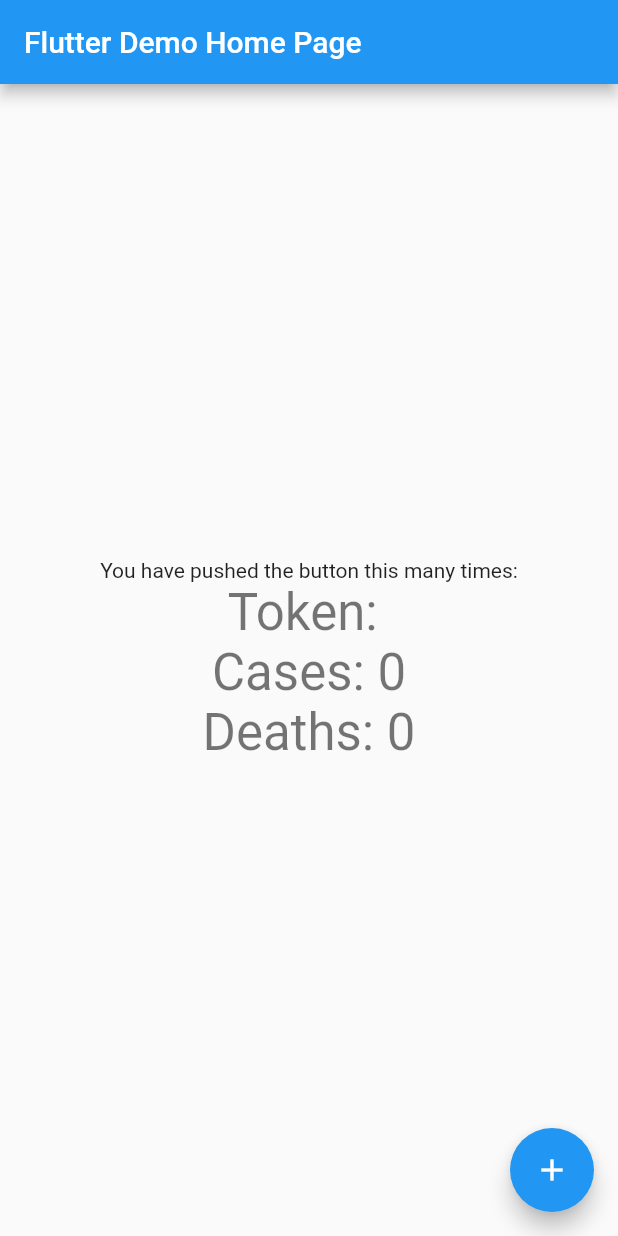
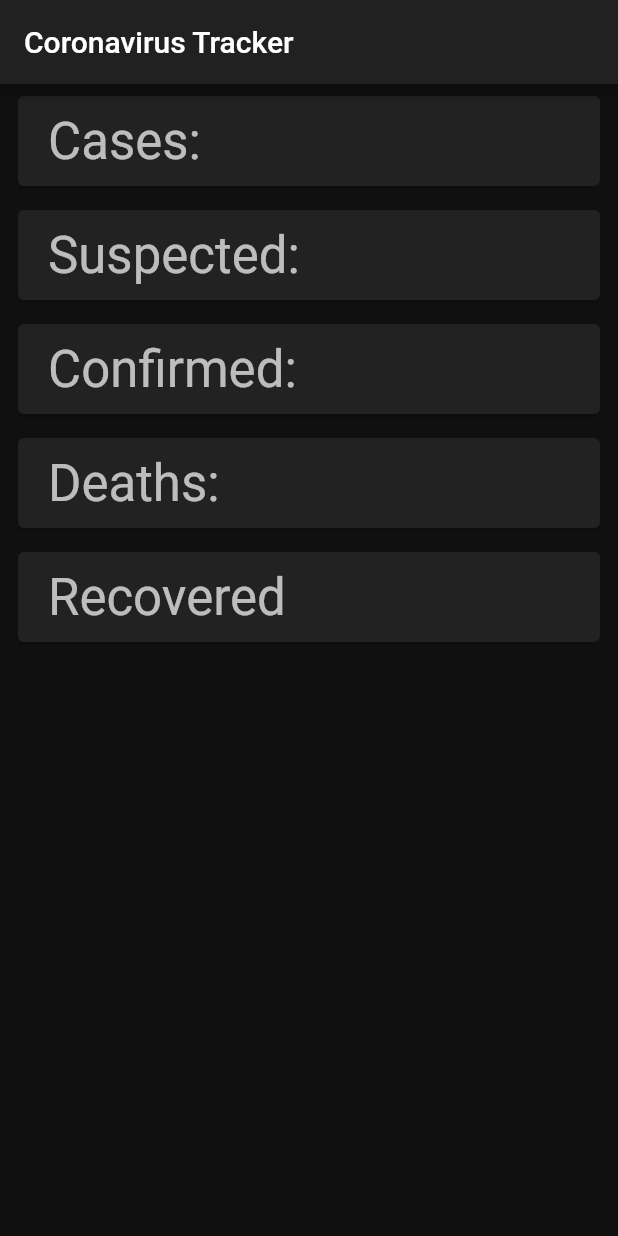
Before and after one commit to tunganh252/covid19Nta, a Flutter app: the screen it shows after launch, on a phone screen of 412 x 824 dp. Run offline on Flutter 3.47's test engine with Material 2 defaults, Android fonts, the phone set to English and light mode, and no system bars; network calls fail.

Commit message:
[implement] - style UI

```diff
--- a/lib/main.dart
+++ b/lib/main.dart
@@ -1,6 +1,9 @@
+import 'package:covid19nta/repository/data_repository.dart';
 import 'package:covid19nta/services/api.dart';
 import 'package:covid19nta/services/api_service.dart';
+import 'package:covid19nta/ui/dashboard.dart';
 import 'package:flutter/material.dart';
+import 'package:provider/provider.dart';
 
 void main() {
   runApp(MyApp());
@@ -10,123 +13,16 @@ class MyApp extends StatelessWidget {
   // This widget is the root of your application.
   @override
   Widget build(BuildContext context) {
-    return MaterialApp(
-      title: 'Flutter Demo',
-      theme: ThemeData(
-        // This is the theme of your application.
-        //
-        // Try running your application with "flutter run". You'll see the
-        // application has a blue toolbar. Then, without quitting the app, try
-        // changing the primarySwatch below to Colors.green and then invoke
-        // "hot reload" (press "r" in the console where you ran "flutter run",
-        // or simply save your changes to "hot reload" in a Flutter IDE).
-        // Notice that the counter didn't reset back to zero; the application
-        // is not restarted.
-        primarySwatch: Colors.blue,
+    return Provider<DataRepository>(
+      create: (_) => DataRepository(apiService: APIService(api: API.sandox())),
+      child: MaterialApp(
+        debugShowCheckedModeBanner: false,
+        title: 'Coronavirus Tracker',
+        theme: ThemeData.dark().copyWith(
+            scaffoldBackgroundColor: Color(0xFF101010),
+            cardColor: Color(0xFF222222)),
+        home: Dashboard(),
       ),
-      home: MyHomePage(title: 'Flutter Demo Home Page'),
     );
   }
 }
-
-class MyHomePage extends StatefulWidget {
-  MyHomePage({Key? key, required this.title}) : super(key: key);
-
-  // This widget is the home page of your application. It is stateful, meaning
-  // that it has a State object (defined below) that contains fields that affect
-  // how it looks.
-
-  // This class is the configuration for the state. It holds the values (in this
-  // case the title) provided by the parent (in this case the App widget) and
-  // used by the build method of the State. Fields in a Widget subclass are
-  // always marked "final".
-
-  final String title;
-
-  @override
-  _MyHomePageState createState() => _MyHomePageState();
-}
-
-class _MyHomePageState extends State<MyHomePage> {
-  String _accessToken = '';
-  int _cases = 0;
-  int _deaths = 0;
-
-  void _updateAccessToken() async {
-    final apiService = APIService(api: API.sandox());
-    final accessToken = await apiService.getAccessToken();
-    final cases = await apiService.getEndpointData(
-        accessToken: accessToken,
-        endpoint: Endpoint.cases,
-        responseJsonKey: "cases");
-    final deaths = await apiService.getEndpointData(
-        accessToken: accessToken, endpoint: Endpoint.deaths);
-    setState(() {
-      _accessToken = accessToken;
-      _cases = cases;
-      _deaths = deaths;
-    });
-  }
-
-  @override
-  Widget build(BuildContext context) {
-    // This method is rerun every time setState is called, for instance as done
-    // by the _incrementCounter method above.
-    //
-    // The Flutter framework has been optimized to make rerunning build methods
-    // fast, so that you can just rebuild anything that needs updating rather
-    // than having to individually change instances of widgets.
-    return Scaffold(
-      appBar: AppBar(
-        // Here we take the value from the MyHomePage object that was created by
-        // the App.build method, and use it to set our appbar title.
-        title: Text(widget.title),
-      ),
-      body: Center(
-        // Center is a layout widget. It takes a single child and positions it
-        // in the middle of the parent.
-        child: Column(
-          // Column is also a layout widget. It takes a list of children and
-          // arranges them vertically. By default, it sizes itself to fit its
-          // children horizontally, and tries to be as tall as its parent.
-          //
-          // Invoke "debug painting" (press "p" in the console, choose the
-          // "Toggle Debug Paint" action from the Flutter Inspector in Android
-          // Studio, or the "Toggle Debug Paint" command in Visual Studio Code)
-          // to see the wireframe for each widget.
-          //
-          // Column has various properties to control how it sizes itself and
-          // how it positions its children. Here we use mainAxisAlignment to
-          // center the children vertically; the main axis here is the vertical
-          // axis because Columns are vertical (the cross axis would be
-          // horizontal).
-          mainAxisAlignment: MainAxisAlignment.center,
-          children: <Widget>[
-            Text(
-              'You have pushed the button this many times:',
-            ),
-            Text(
-              'Token: $_accessToken',
-              style: Theme.of(context).textTheme.headline4,
-            ),
-            if (_cases != null)
-              Text(
-                "Cases: $_cases",
-                style: Theme.of(context).textTheme.headline4,
-              ),
-            if (_deaths != null)
-              Text(
-                "Deaths: $_deaths",
-                style: Theme.of(context).textTheme.headline4,
-              ),
-          ],
-        ),
-      ),
-      floatingActionButton: FloatingActionButton(
-        onPressed: _updateAccessToken,
-        tooltip: 'Increment',
-        child: Icon(Icons.add),
-      ), // This trailing comma makes auto-formatting nicer for build methods.
-    );
-  }
-}
--- /dev/null
+++ b/lib/repository/data_repository.dart
@@ -0,0 +1,31 @@
+import 'package:covid19nta/services/api.dart';
+import 'package:covid19nta/services/api_service.dart';
+import 'package:http/http.dart';
+
+class DataRepository {
+  DataRepository({required this.apiService});
+
+  final APIService apiService;
+
+  String _accessToken = "";
+
+  Future<int> getDataEndpoint(Endpoint endpoint,
+      {String responseJsonKey = "data"}) async {
+    try {
+      if (_accessToken.isEmpty) {
+        _accessToken = await apiService.getAccessToken();
+      }
+      return await apiService.getEndpointData(
+          accessToken: _accessToken,
+          endpoint: endpoint,
+          responseJsonKey: responseJsonKey);
+    } on Response catch (e) {
+      if (e.statusCode == 401) {
+        _accessToken = await apiService.getAccessToken();
+        return await apiService.getEndpointData(
+            accessToken: _accessToken, endpoint: endpoint);
+      }
+      rethrow;
+    }
+  }
+}
--- a/lib/services/api_service.dart
+++ b/lib/services/api_service.dart
@@ -47,7 +47,7 @@ class APIService {
       }
     }
     print(
-        "Request ${api.tokenUri()} failed\nResponse: ${response.statusCode} ${response.reasonPhrase}");
+        "Request ${api.endpointUri(endpoint)} failed\nResponse: ${response.statusCode} ${response.reasonPhrase}");
     throw response;
   }
 }
--- /dev/null
+++ b/lib/ui/dashboard.dart
@@ -0,0 +1,86 @@
+import 'package:covid19nta/repository/data_repository.dart';
+import 'package:covid19nta/services/api.dart';
+import 'package:flutter/material.dart';
+import 'package:provider/provider.dart';
+import 'enpoint_card.dart';
+
+class Dashboard extends StatefulWidget {
+  const Dashboard({Key? key}) : super(key: key);
+
+  @override
+  _DashboardState createState() => _DashboardState();
+}
+
+class _DashboardState extends State<Dashboard> {
+  int _cases = 0;
+  int _casesSuspected = 0;
+  int _casesConfirmed = 0;
+  int _deaths = 0;
+  int _recovered = 0;
+
+  @override
+  void initState() {
+    super.initState();
+    _update();
+  }
+
+  Future<void> _update() async {
+    final dataRepository = Provider.of<DataRepository>(context, listen: false);
+    final cases = await dataRepository.getDataEndpoint(Endpoint.cases,
+        responseJsonKey: "cases");
+    final casesSuspected =
+        await dataRepository.getDataEndpoint(Endpoint.casesSuspected);
+    final casesConfirmed =
+        await dataRepository.getDataEndpoint(Endpoint.casesConfirmed);
+    final deaths = await dataRepository.getDataEndpoint(Endpoint.deaths);
+    final recovered = await dataRepository.getDataEndpoint(Endpoint.recovered);
+    setState(() {
+      _cases = cases;
+      _casesSuspected = casesSuspected;
+      _casesConfirmed = casesConfirmed;
+      _deaths = deaths;
+      _recovered = recovered;
+    });
+  }
+
+  @override
+  Widget build(BuildContext context) {
+    return Scaffold(
+      appBar: AppBar(
+        title: Text("Coronavirus Tracker"),
+      ),
+      body: RefreshIndicator(
+        onRefresh: () => _update(),
+        child: ListView(
+          children: [
+            EndpointCard(
+              title: "Cases:",
+              endpoint: Endpoint.cases,
+              value: _cases,
+            ),
+            EndpointCard(
+              title: "Suspected:",
+              endpoint: Endpoint.casesSuspected,
+              value: _casesSuspected,
+            ),
+            EndpointCard(
+              title: "Confirmed:",
+              endpoint: Endpoint.casesConfirmed,
+              value: _casesConfirmed,
+            ),
+            EndpointCard(
+              title: "Deaths:",
+              endpoint: Endpoint.deaths,
+              value: _deaths,
+            ),
+            EndpointCard(
+              title: "Recovered",
+              endpoint: Endpoint.recovered,
+              value: _recovered,
+            ),
+          ],
+        ),
+      ),
+    );
+  }
+}
--- /dev/null
+++ b/lib/ui/enpoint_card.dart
@@ -0,0 +1,40 @@
+import 'package:covid19nta/services/api.dart';
+import 'package:flutter/material.dart';
+
+class EndpointCard extends StatelessWidget {
+  const EndpointCard(
+      {Key? key,
+      required this.title,
+      required this.endpoint,
+      required this.value})
+      : super(key: key);
+
+  final Endpoint endpoint;
+  final int value;
+  final String title;
+
+  @override
+  Widget build(BuildContext context) {
+    return Padding(
+      padding: const EdgeInsets.symmetric(horizontal: 8.0, vertical: 4.0),
+      child: Card(
+        child: Padding(
+          padding: const EdgeInsets.symmetric(horizontal: 20.0, vertical: 10.0),
+          child: Row(
+            mainAxisAlignment: MainAxisAlignment.spaceBetween,
+            children: [
+              Text(
+                "$title",
+                style: Theme.of(context).textTheme.headline4,
+              ),
+              Text(
+                value > 0 ? value.toString() : '',
+                style: Theme.of(context).textTheme.headline5,
+              )
+            ],
+          ),
+        ),
+      ),
+    );
+  }
+}
```
Also changed, not shown: pubspec.yaml (+2 -5 lines), pubspec.lock.
